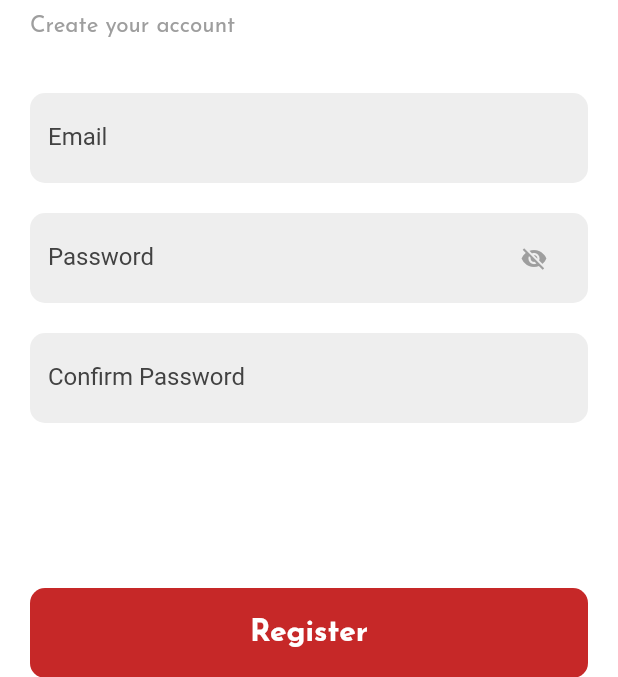
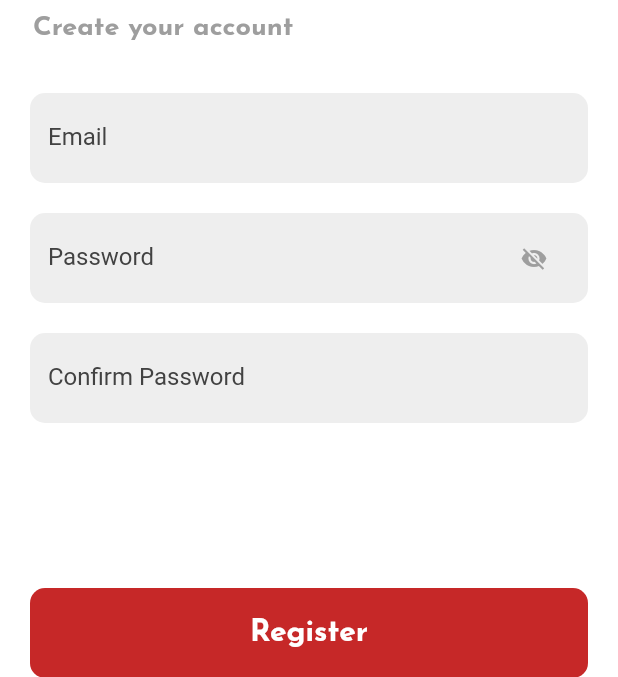
Before and after one commit to naveeramesh/Foodo, a Flutter app: the Signup screen opened directly, on a phone screen of 412 x 824 dp, the part 207-884 px from its top. Run offline on Flutter 3.47's test engine with Material 2 defaults, Android fonts, the phone set to English and light mode, and no system bars; our stand-ins replace carousel_slider, cloud_firestore, firebase_auth, firebase_core, geocoding, geolocator and 4 more; accounts and stored records are empty; network calls fail; Roboto replaces fonts that are missing (Ubuntu).

```diff
--- a/foodo/lib/Auth/widgets/header.dart
+++ b/foodo/lib/Auth/widgets/header.dart
@@ -1,11 +1,13 @@
 import 'package:flutter/material.dart';
 import 'package:foodo/Onboarding/onboarding_view.dart';
 import 'package:foodo/constants/text.dart';
+import 'package:google_fonts/google_fonts.dart';
 
 class Header extends StatefulWidget {
   final String text;
   final String subtext;
-  const Header({Key? key, required this.text,required this.subtext}) : super(key: key);
+  const Header({Key? key, required this.text, required this.subtext})
+      : super(key: key);
 
   @override
   _HeaderState createState() => _HeaderState();
@@ -17,6 +19,7 @@ class _HeaderState extends State<Header> {
     return Container(
       height: 200,
       child: Column(
+        crossAxisAlignment: CrossAxisAlignment.start,
         children: [
           Row(
             children: [
@@ -45,14 +48,19 @@ class _HeaderState extends State<Header> {
               ),
             ],
           ),
-          Row(
-            children: [
-              Padding(
-                padding: const EdgeInsets.only(left: 20.0, top: 10),
-                child: Helper.text(widget.subtext, 15, 0, Colors.grey,
-                    FontWeight.normal),
-              ),
-            ],
+          Padding(
+            padding: const EdgeInsets.only(left: 22.0, top: 9),
+            child: Container(
+                constraints: BoxConstraints(maxWidth: 350),
+                child: Text(
+                 widget.subtext,
+                  textAlign: TextAlign.start,
+                  style: GoogleFonts.josefinSans(
+                      fontWeight: FontWeight.bold,
+                      fontSize: 18,
+                      color: Colors.grey,
+                      letterSpacing: 0),
+                )),
           )
         ],
       ),
--- a/foodo/lib/Auth/widgets/textfield.dart
+++ b/foodo/lib/Auth/widgets/textfield.dart
@@ -20,7 +20,7 @@ class TextField_Custom extends StatelessWidget {
             height: 60,
             width: width,
             decoration: BoxDecoration(
-                color: Colors.grey[200],
+                color: Colors.grey[300],
                 borderRadius: BorderRadius.circular(10)),
             child: Padding(
               padding: const EdgeInsets.all(12.0),
@@ -29,7 +29,7 @@ class TextField_Custom extends StatelessWidget {
                 cursorColor: Colors.red[800],
                 decoration: InputDecoration(
                   hintText: text,
-                  hintStyle: GoogleFonts.ubuntu(
+                  hintStyle: GoogleFonts.josefinSans(
                     color: Colors.grey[800],
                     fontSize: 16,
                     fontWeight: FontWeight.normal,
--- a/foodo/lib/Onboarding/startscreen.dart
+++ b/foodo/lib/Onboarding/startscreen.dart
@@ -52,7 +52,8 @@ class _StartScreenState extends State<StartScreen> {
             padding: const EdgeInsets.only(left: 30.0, right: 30, bottom: 20),
             child: GestureDetector(
               onTap: () {
-                Signin_New();
+                Navigator.pushReplacement(
+                    context, MaterialPageRoute(builder: (b) => Signin_New()));
               },
               child: Buttons.Button(Colors.red[800]!, 20, 60, double.infinity,
                   "Continue with email", Colors.white),
```
Also changed, not shown: foodo/lib/Auth/signin_new.dart (+31 -1 lines).
